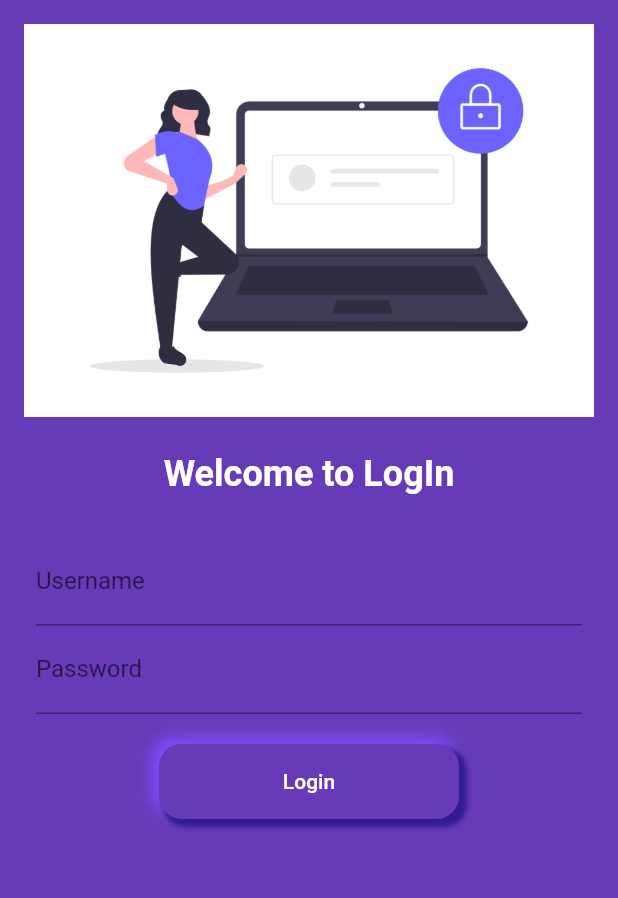
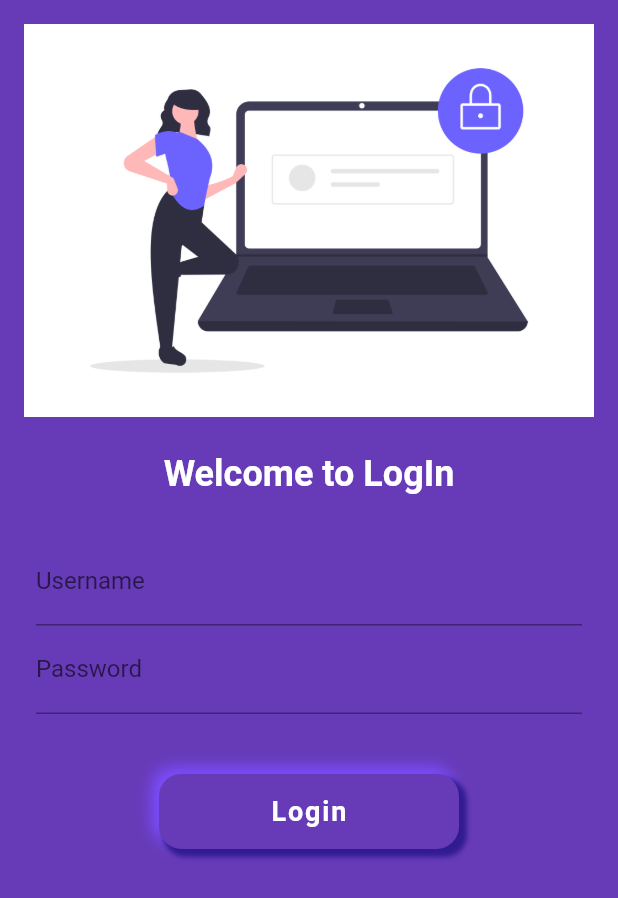
Before and after one commit to krishnas888/testflutter, a Flutter app: the screen it shows after launch, on a phone screen of 412 x 824 dp. Shown: the top 898 px of the screen. Run offline on Flutter 3.47's test engine with Material 2 defaults, Android fonts, the phone set to English and light mode, and no system bars.

Commit message:
fix text

```diff
--- a/lib/screen/login_page.dart
+++ b/lib/screen/login_page.dart
@@ -1,20 +1,27 @@
 import 'package:flutter/material.dart';
 
-class LoginPage extends StatelessWidget {
+class LoginPage extends StatefulWidget {
   const LoginPage({Key? key}) : super(key: key);
+
+  @override
+  State<LoginPage> createState() => _LoginPageState();
+}
+
+class _LoginPageState extends State<LoginPage> {
+  bool changeButton=false;
 
   @override
   Widget build(BuildContext context) {
     return SafeArea(
       child: Scaffold(
         backgroundColor: Colors.deepPurple,
-        body: Center(
+        body: SingleChildScrollView(
+          child: Center(
             child: Padding(
               padding: const EdgeInsets.all(16),
               child: Column(
                 children: [
-              Image.asset("assets/images/login.png",
-                  fit: BoxFit.cover),
+                  Image.asset("assets/images/login.png", fit: BoxFit.cover),
                   SizedBox(
                     height: 24,
                   ),
@@ -34,18 +41,18 @@ class LoginPage extends StatelessWidget {
                       children: [
                         TextFormField(
                           decoration: const InputDecoration(
-                          hintText: "Enter username", labelText: "Username"),
+                              hintText: "Enter username",
+                              labelText: "Username"),
                         ),
                         TextFormField(
                           decoration: const InputDecoration(
-                          hintText: "Enter password", labelText: "Password"),
+                              hintText: "Enter password",
+                              labelText: "Password"),
                         ),
                         const SizedBox(
-                      height: 20,
+                          height: 40,
                         ),
-                    Container(
-                      height: 50,
-                      width: 200,
+                        /*Container(
                         decoration: BoxDecoration(
                           color: Colors.deepPurple,
                           borderRadius:BorderRadius.circular(15),
@@ -65,19 +72,63 @@ class LoginPage extends StatelessWidget {
                           ]
                         ),
                         child: TextButton(
-                          onPressed: () {},
+                            onPressed: () {
+                              Navigator.pushNamed(context, "/home");
+                            },
                             child: const Text(
                               "Login",
                               style: TextStyle(color: Colors.white),
+                            ),style: TextButton.styleFrom(
+                          minimumSize: const Size(200, 40)
                         ),
+                        ),
+                      ),*/
+                        InkWell(
+                          onTap: ()async{
+                            setState(() {
+                              changeButton = true;
+                            });
+                            await Future.delayed(Duration(seconds: 1));
+                           Navigator.pushNamed(context, "/home");
+                          },
+                          child: AnimatedContainer(
+                            duration: Duration(seconds: 1),
+                            height: 50,
+                            width:  changeButton?50:200,
+                            alignment: Alignment.center,
+                            decoration: BoxDecoration(
+                                color: Colors.deepPurple,
+                                borderRadius: BorderRadius.circular(changeButton?50:15),
+                                boxShadow: [
+                                  BoxShadow(
+                                      color: Colors.deepPurpleAccent.shade200,
+                                      blurRadius: 8,
+                                      spreadRadius: (1),
+                                      offset: const Offset(-4, -4)),
+                                  BoxShadow(
+                                      color: Colors.deepPurple.shade900,
+                                      blurRadius: 2,
+                                      spreadRadius: (1),
+                                      offset: const Offset(4, 4)),
+                                ],),
+
+                            child: changeButton ? Icon(Icons.done,color: Colors.white,): Text(
+                              "Login",
+                              style: TextStyle(
+                                  color: Colors.white,
+                                  fontWeight: FontWeight.bold,
+                                  fontSize: 18,letterSpacing: 1.2),
+                            ),
+                          ),
+                        )
+                      ],
                     ),
                   ),
                 ],
               ),
             ),
-            ],
           ),
-        ),),
+        ),
       ),
     );
   }
```
Lines whose indentation alone changed are shown as unchanged.
